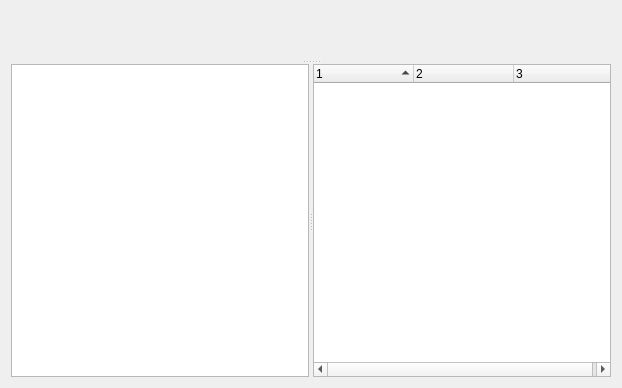
Qt form dialoggraphs.ui (kubanecxxx/sniffer) before a commit.
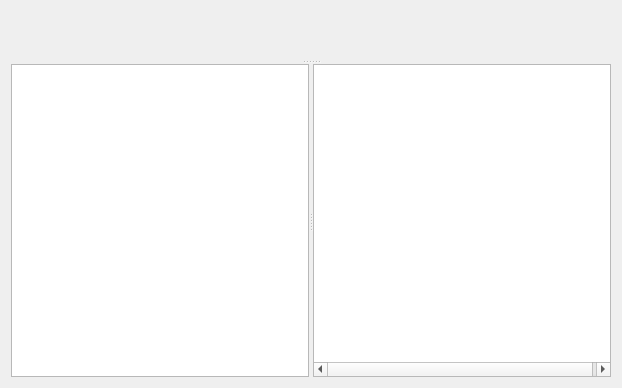
The same form after that commit. Custom widgets are drawn as their Qt base class.

```diff
--- a/dialoggraphs.ui
+++ b/dialoggraphs.ui
@@ -51,7 +51,7 @@
         <number>3</number>
        </property>
        <attribute name="headerVisible">
-        <bool>true</bool>
+        <bool>false</bool>
        </attribute>
        <column>
         <property name="text">
```
Left out of the diff: 8 changed lines with no effect on the pictures.
